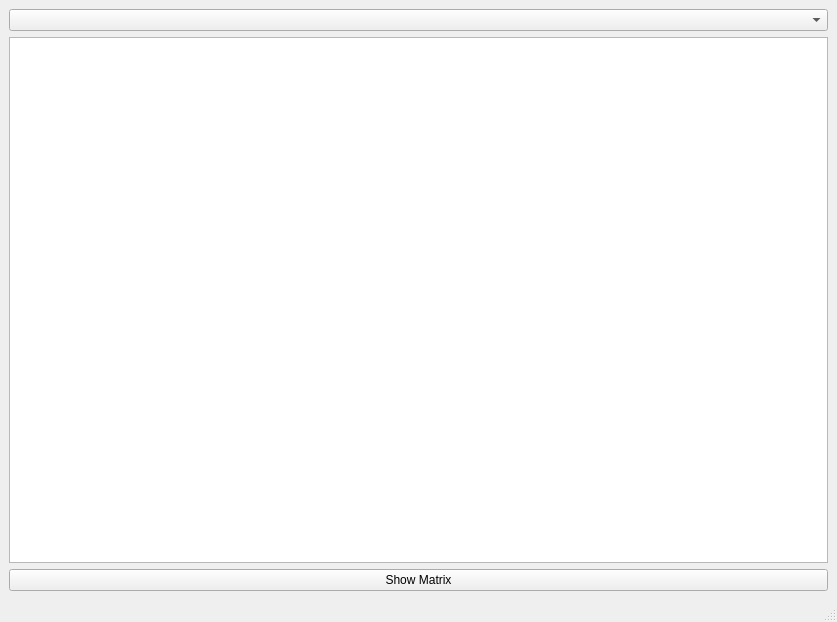
Before: the Qt Designer form QtCodeV2/mainwindow.ui in umidah/CodeChecker, drawn with Qt 5.
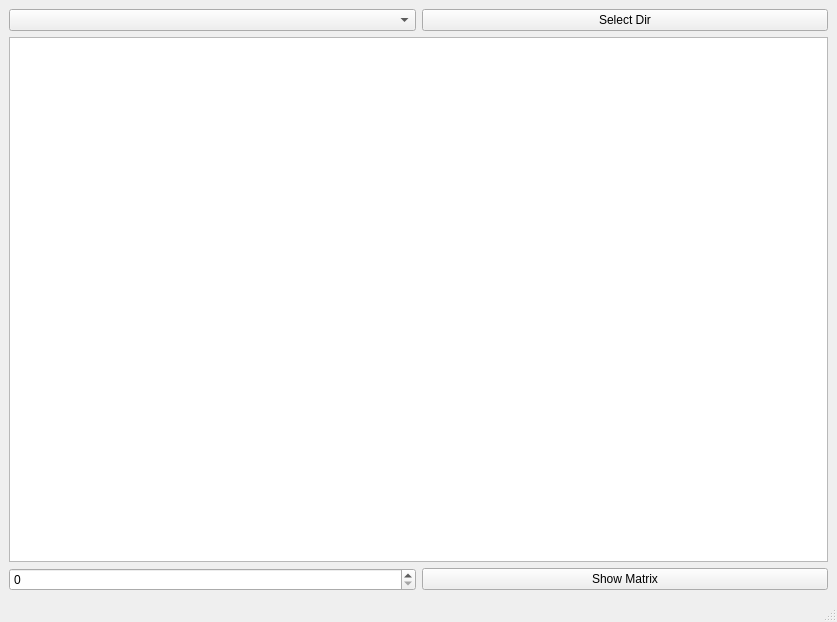
After: the same form once the commit is applied.

```diff
--- a/QtCodeV2/mainwindow.ui
+++ b/QtCodeV2/mainwindow.ui
@@ -14,14 +14,28 @@
    <string>MainWindow</string>
   </property>
   <widget class="QWidget" name="centralwidget">
-   <layout class="QVBoxLayout" name="verticalLayout_2">
+   <layout class="QVBoxLayout" name="verticalLayout">
     <item>
-     <layout class="QVBoxLayout" name="verticalLayout">
+     <layout class="QHBoxLayout" name="horizontalLayout_2">
       <item>
        <widget class="QComboBox" name="comboBox"/>
       </item>
       <item>
-       <widget class="QListWidget" name="listWidget"/>
+       <widget class="QPushButton" name="pushButton_2">
+        <property name="text">
+         <string>Select Dir</string>
+        </property>
+       </widget>
+      </item>
+     </layout>
+    </item>
+    <item>
+     <widget class="QListWidget" name="listWidget"/>
+    </item>
+    <item>
+     <layout class="QHBoxLayout" name="horizontalLayout">
+      <item>
+       <widget class="QSpinBox" name="spinBox"/>
       </item>
       <item>
        <widget class="QPushButton" name="pushButton">
```
Left out of the diff: 2 changed lines with no effect on the pictures.
